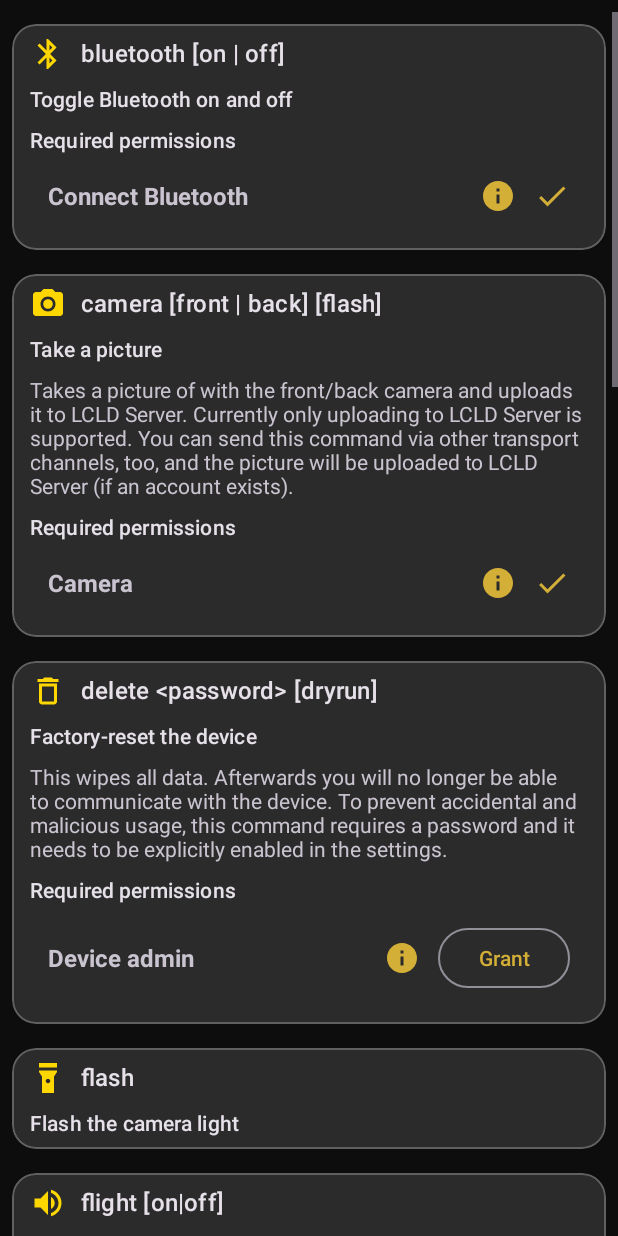
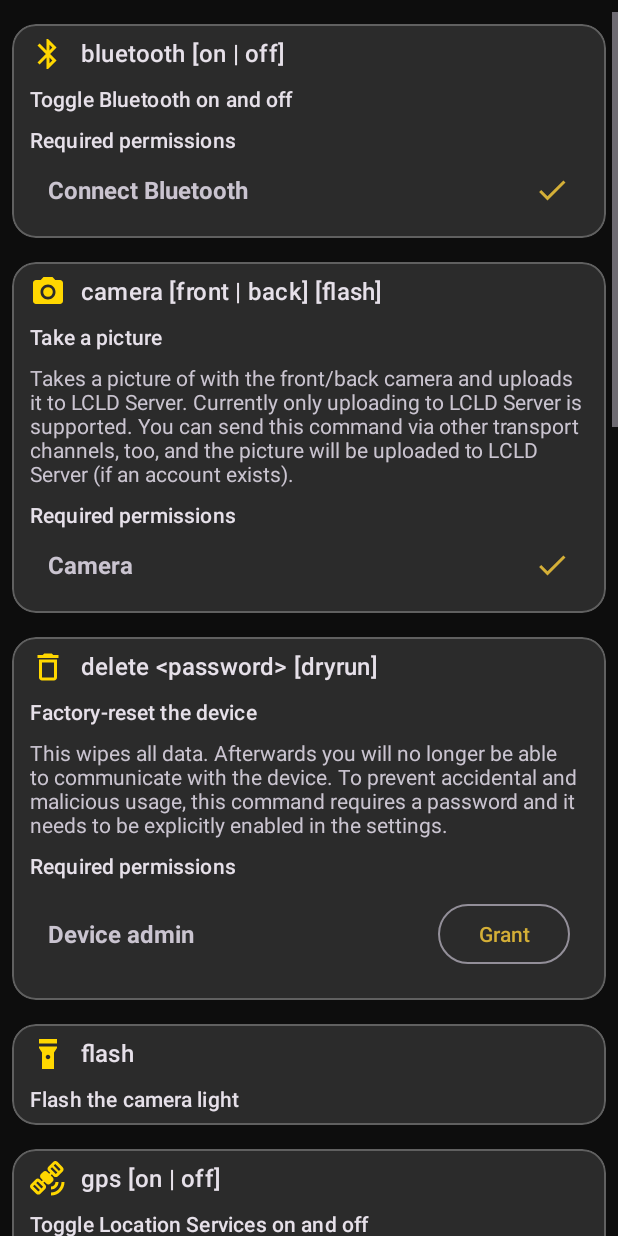
Before and after one commit to pawanwashudev-official/LCLD, an Android app: the fragment CommandListFragment shown on its own in the app's theme, on a phone screen of 412 x 824 dp. Run offline under Robolectric (Android 15) with nearby library versions, the phone set to English and light mode, and no system bars.

Commit message:
Simplify Theft Mode, enforce volume lock, and refine UI elements

```diff
--- a/app/src/main/java/com/neubofy/lcld/commands/CommandHandler.kt
+++ b/app/src/main/java/com/neubofy/lcld/commands/CommandHandler.kt
@@ -19,7 +19,6 @@ fun availableCommands(context: Context): List<Command> {
         CameraCommand(context),
         DeleteCommand(context),
         FlashCommand(context),
-        FlightModeCommand(context),
         GpsCommand(context),
         // HelpCommand(context),
         LocateCommand(context),
--- a/app/src/main/java/com/neubofy/lcld/commands/TheftCommand.kt
+++ b/app/src/main/java/com/neubofy/lcld/commands/TheftCommand.kt
@@ -11,7 +11,7 @@ import com.neubofy.lcld.transports.Transport
 class TheftCommand(context: Context) : Command(context) {
 
     override val keyword = "theft"
-    override val usage = "theft [recovery_pin]"
+    override val usage = "theft"
     override val icon = R.drawable.ic_security
     override val shortDescription = R.string.command_theft_description
     override val requiredPermissions = listOf(LocationPermission())
@@ -20,10 +20,6 @@ class TheftCommand(context: Context) : Command(context) {
         val context = context
         val settings = SettingsRepository.getInstance(context)
 
-        // Use PIN from command if provided, else use default app PIN
-        val pin = if (args.isNotEmpty()) args[0] else (settings.get(Settings.SET_PIN) as String)
-
-        settings.set(Settings.SET_THEFT_MODE_PIN, pin)
         settings.set(Settings.SET_THEFT_MODE_ACTIVE, true)
 
         // Trigger Location Update first
@@ -38,10 +34,6 @@ class TheftCommand(context: Context) : Command(context) {
         val dndCommand = NoDisturbCommand(context)
         dndCommand.execute(listOf("off"), transport)
 
-        // Disable Flight Mode (requested)
-        val flightModeCommand = FlightModeCommand(context)
-        flightModeCommand.execute(listOf("off"), transport)
-
         // Trigger Ring Command for looping Ring and locking
         val ringCommand = RingCommand(context)
         ringCommand.execute(listOf("long"), transport)
--- a/app/src/main/java/com/neubofy/lcld/ui/home/PermissionView.kt
+++ b/app/src/main/java/com/neubofy/lcld/ui/home/PermissionView.kt
@@ -42,15 +42,12 @@ class PermissionView @JvmOverloads constructor(
 
         binding.permName.text = context.getString(p.name)
 
-        binding.icInfo.setOnClickListener {
-            val description = p.description
-            if (description != null) {
-                MaterialAlertDialogBuilder(context)
-                    .setTitle(p.name)
-                    .setMessage(description)
-                    .setPositiveButton(android.R.string.ok, null)
-                    .show()
-            }
+        val descId = p.description
+        if (descId != null) {
+            binding.permDescription.text = context.getString(descId)
+            binding.permDescription.visibility = View.VISIBLE
+        } else {
+            binding.permDescription.visibility = View.GONE
         }
 
         if (p.isGranted(context)) {
--- a/app/src/main/res/layout/fragment_settings.xml
+++ b/app/src/main/res/layout/fragment_settings.xml
@@ -5,6 +5,8 @@
     android:id="@+id/listSettings"
     android:layout_width="match_parent"
     android:layout_height="match_parent"
+    android:paddingTop="32dp"
+    android:clipToPadding="false"
     app:layout_behavior="@string/appbar_scrolling_view_behavior"
     tools:context=".ui.settings.SettingsFragment"
     tools:listitem="@layout/item_settings" />
--- a/app/src/main/res/layout/item_permission.xml
+++ b/app/src/main/res/layout/item_permission.xml
@@ -23,25 +23,12 @@
             android:textStyle="bold"
             tools:text="Location" />
 
-        <!-- Description hidden, replaced by info icon popup -->
         <TextView
             android:id="@+id/perm_description"
             android:layout_width="wrap_content"
             android:layout_height="wrap_content"
-            android:visibility="gone" />
+            android:visibility="visible" />
     </LinearLayout>
-
-    <ImageView
-        android:id="@+id/ic_info"
-        android:layout_width="32dp"
-        android:layout_height="32dp"
-        android:padding="4dp"
-        android:src="@drawable/ic_info"
-        android:layout_marginEnd="8dp"
-        app:tint="@color/gold_primary"
-        android:clickable="true"
-        android:focusable="true"
-        android:background="?attr/selectableItemBackgroundBorderless" />
 
     <Button
         android:id="@+id/button_grant"
--- a/app/src/main/res/values/strings.xml
+++ b/app/src/main/res/values/strings.xml
@@ -236,7 +236,7 @@
     <string name="about">About</string>
     <string name="about_source_code">Source code</string>
     <string name="about_wiki">Wiki</string>
-    <string name="about_gratitude">LCLD (Locate &amp; Control Lost Device) developed by Pawan Washudev. \n\n❤️ HUGE THANKS to Nulide and the original LCLD (FMD) team for their incredible open-source work which made this project possible.</string>
+    <string name="about_gratitude">LCLD (Locate &amp; Control Lost Device) is developed by Pawan Washudev.\n\nThis project is a fork of \'Find My Device\' (FMD) by Nulide. ❤️ HUGE THANKS to Nulide and the original FMD team for their incredible open-source work which made this project possible.</string>
     <string name="app_description">LCLD (Locate &amp; Control Lost Device) allows you to remotely locate your device. You can communicate with LCLD over SMS, instant messengers, or using LCLD Server. Locate your device, make it ring, lock it, or wipe it - all from remote.</string>
 
     <!-- Crypto update boarding -->
@@ -304,7 +304,6 @@
     <string name="cmd_lock_description_long">Lock the device and optionally show a message on the lockscreen. After this, biometric unlock is unavailable and your device password is required to unlock the device.</string>
     <string name="cmd_lock_response">The device should now be locked.</string>
 
-    <string name="cmd_flight_description_short">Turns airplane mode on or off</string>
     <string name="cmd_ring_description_short">Make the device ring</string>
     <string name="cmd_ring_response">The device should now be ringing.</string>
 
```
Also changed, not shown: app/src/main/java/com/neubofy/lcld/commands/FlightModeCommand.kt (deleted, +0 -48 lines), app/src/main/java/com/neubofy/lcld/ui/RingerActivity.kt (+11 -0 lines).
